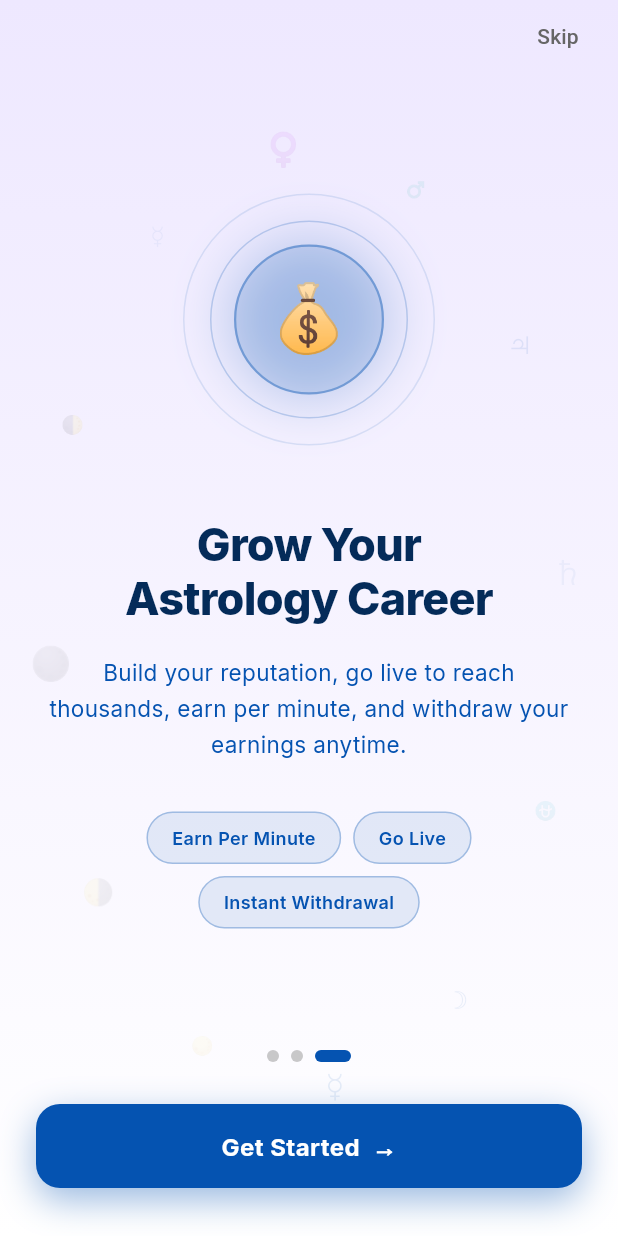
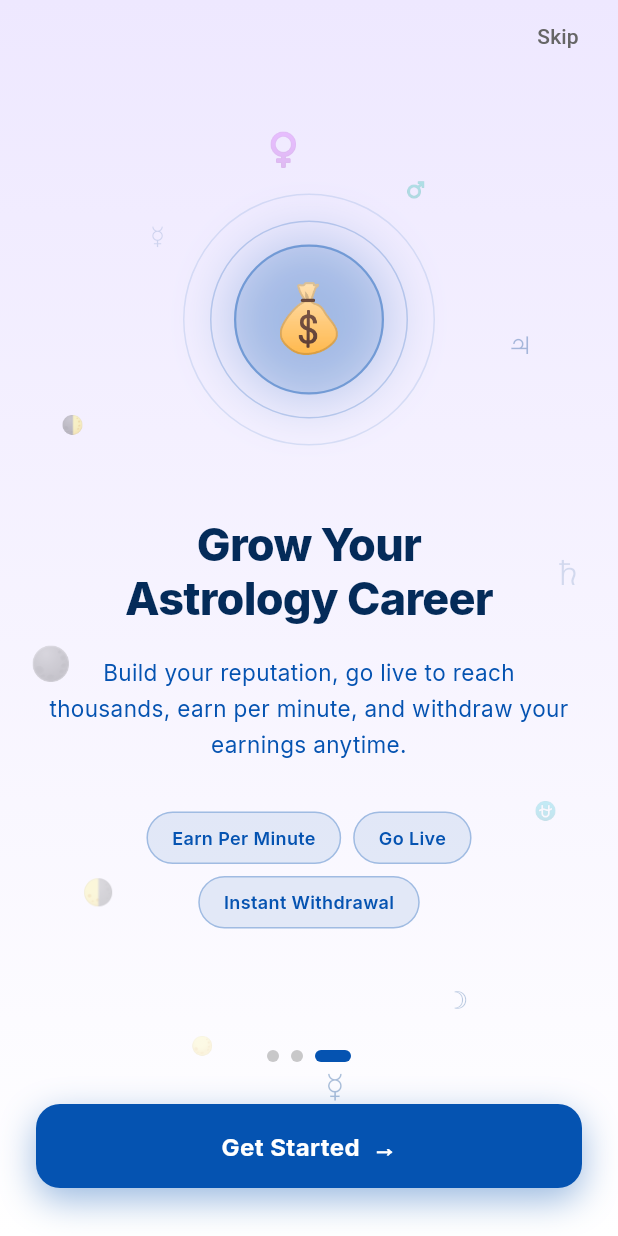
Before and after one commit to grahvarta-cell/grahvartaapp, a Flutter app: the screen it shows after launch, swiped to page 3, on a phone screen of 412 x 824 dp. Run offline on Flutter 3.47's test engine with Material 3 defaults, Android fonts, the phone set to English and light mode, and no system bars; our stand-ins replace badges, bloc, equatable, firebase_core, firebase_messaging, flutter_bloc and 11 more; missing offline and left inert: agora_rtc_engine, razorpay_flutter; accounts and stored records are empty.

Commit message:
fix: make onboarding background symbols visible in both light and dark themes
- Raise opacity from 0.05-0.095 to 0.15-0.33 so symbols are visible
- In light mode blend accent with navy so symbols contrast against white bg
- In dark mode keep accent color as-is

Co-Authored-By: Claude Sonnet 4.6 <noreply@anthropic.com>

```diff
--- a/astrologer_app/lib/screens/onboarding/onboarding_screen.dart
+++ b/astrologer_app/lib/screens/onboarding/onboarding_screen.dart
@@ -195,11 +195,14 @@ class _BackgroundSymbols extends StatelessWidget {
 
   @override
   Widget build(BuildContext context) {
+    final isDark = Theme.of(context).brightness == Brightness.dark;
+    // In light mode use a darker shade of accent; in dark mode use accent directly
+    final symbolColor = isDark ? accentColor : Color.lerp(accentColor, const Color(0xFF042B59), 0.4)!;
     return AnimatedBuilder(
       animation: rotation,
       builder: (_, __) => CustomPaint(
         size: MediaQuery.of(context).size,
-        painter: _SymbolsPainter(symbols: symbols, rotation: rotation.value, color: accentColor),
+        painter: _SymbolsPainter(symbols: symbols, rotation: rotation.value, color: symbolColor),
       ),
     );
   }
@@ -403,7 +406,7 @@ class _SymbolsPainter extends CustomPainter {
       final radiusY = size.height * 0.38;
       final x = size.width / 2 + cos(angle) * radiusX;
       final y = size.height / 2 + sin(angle) * radiusY;
-      final opacity = 0.05 + (i % 4) * 0.015;
+      final opacity = 0.15 + (i % 4) * 0.06;
       final fontSize = 12.0 + (i % 3) * 5;
 
       textPainter.text = TextSpan(
--- a/flutter_app/lib/screens/onboarding/onboarding_screen.dart
+++ b/flutter_app/lib/screens/onboarding/onboarding_screen.dart
@@ -195,11 +195,13 @@ class _BackgroundSymbols extends StatelessWidget {
 
   @override
   Widget build(BuildContext context) {
+    final isDark = Theme.of(context).brightness == Brightness.dark;
+    final symbolColor = isDark ? accentColor : Color.lerp(accentColor, const Color(0xFF042B59), 0.4)!;
     return AnimatedBuilder(
       animation: rotation,
       builder: (_, __) => CustomPaint(
         size: MediaQuery.of(context).size,
-        painter: _SymbolsPainter(symbols: symbols, rotation: rotation.value, color: accentColor),
+        painter: _SymbolsPainter(symbols: symbols, rotation: rotation.value, color: symbolColor),
       ),
     );
   }
@@ -403,7 +405,7 @@ class _SymbolsPainter extends CustomPainter {
       final radiusY = size.height * 0.38;
       final x = size.width / 2 + cos(angle) * radiusX;
       final y = size.height / 2 + sin(angle) * radiusY;
-      final opacity = 0.05 + (i % 4) * 0.015;
+      final opacity = 0.15 + (i % 4) * 0.06;
       final fontSize = 12.0 + (i % 3) * 5;
 
       textPainter.text = TextSpan(
```
